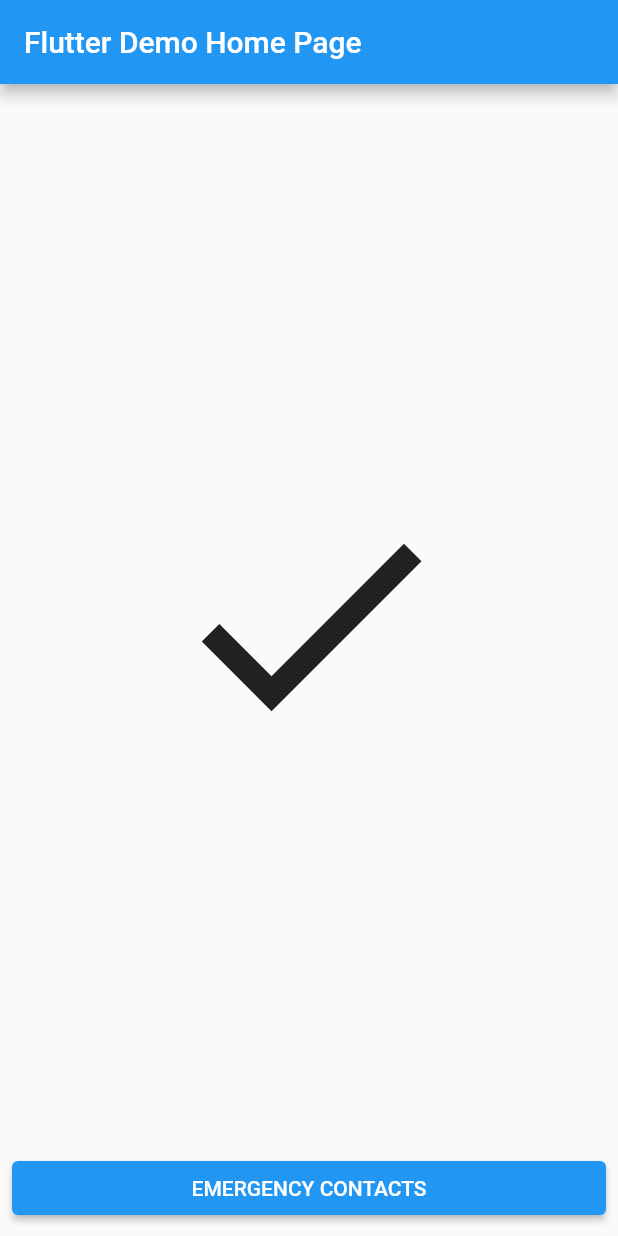
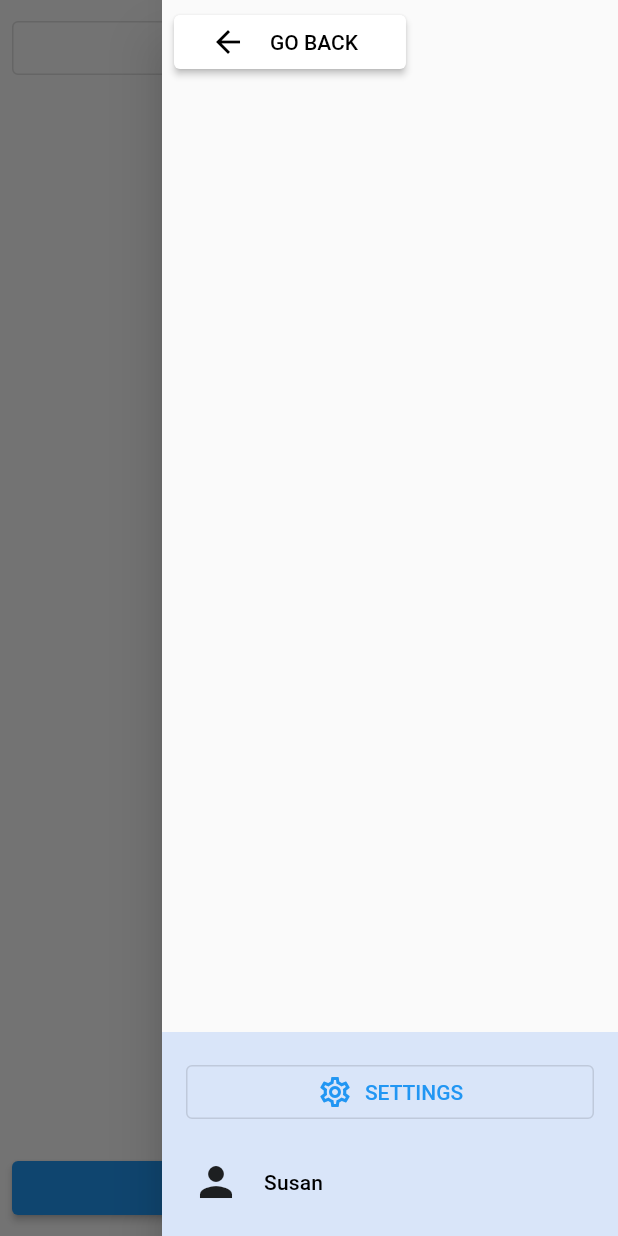
Before and after one commit to TeoVogel/Personal-Safety, a Flutter app: the screen it shows after launch, with the side drawer open (before the commit the screen has no drawer), on a phone screen of 412 x 824 dp. Run offline on Flutter 3.47's test engine with Material 2 defaults, Android fonts, the phone set to English and light mode, and no system bars.

Commit message:
Added Drawer

```diff
--- a/lib/app.dart
+++ b/lib/app.dart
@@ -11,7 +11,7 @@ class App extends StatelessWidget {
       theme: ThemeData(
         primarySwatch: Colors.blue,
       ),
-      home: const HomeScreen(title: 'Flutter Demo Home Page'),
+      home: const HomeScreen(title: 'Personal Safety'),
     );
   }
 }
--- /dev/null
+++ b/lib/goBackButton.dart
@@ -0,0 +1,21 @@
+import 'package:flutter/material.dart';
+import 'package:personal_safety/theme/themes.dart';
+
+class GoBackButton extends StatelessWidget {
+  const GoBackButton({Key? key}) : super(key: key);
+
+  @override
+  Widget build(BuildContext context) {
+    return ElevatedButton.icon(
+      style: getGoBackButtonStyle(),
+      label: const Padding(
+        padding: EdgeInsets.symmetric(horizontal: 8.0),
+        child: Text("GO BACK"),
+      ),
+      icon: const Icon(Icons.arrow_back),
+      onPressed: () {
+        Navigator.pop(context);
+      },
+    );
+  }
+}
--- a/lib/homescreen.dart
+++ b/lib/homescreen.dart
@@ -1,5 +1,6 @@
 import 'package:flutter/material.dart';
 import 'package:personal_safety/emergencycontacts.dart';
+import 'package:personal_safety/homescreenDrawer.dart';
 
 class HomeScreen extends StatelessWidget {
   const HomeScreen({Key? key, required this.title}) : super(key: key);
@@ -9,15 +10,47 @@ class HomeScreen extends StatelessWidget {
   @override
   Widget build(BuildContext context) {
     return Scaffold(
-      appBar: AppBar(
-        title: Text(title),
-      ),
-      body: Padding(
+      body: SafeArea(
+        child: Padding(
           padding: const EdgeInsets.all(8),
           child: Column(
             mainAxisSize: MainAxisSize.max,
             crossAxisAlignment: CrossAxisAlignment.stretch,
             children: <Widget>[
+              /*Padding(
+                padding: const EdgeInsets.all(16.0),
+                child: Text(
+                  title,
+                  style: Theme.of(context).textTheme.headline5,
+                  textAlign: TextAlign.center,
+                ),
+              ),*/
+              Builder(
+                builder: ((context) => OutlinedButton(
+                      onPressed: () {
+                        Scaffold.of(context).openEndDrawer();
+                      },
+                      child: Row(
+                        mainAxisSize: MainAxisSize.max,
+                        mainAxisAlignment: MainAxisAlignment.center,
+                        children: const [
+                          SizedBox(width: 24),
+                          Spacer(),
+                          Align(
+                            alignment: Alignment.center,
+                            child: Text("MORE OPTIONS"),
+                          ),
+                          Spacer(),
+                          Align(
+                              alignment: Alignment.centerRight,
+                              child: Icon(
+                                Icons.menu,
+                                size: 24,
+                              )),
+                        ],
+                      ),
+                    )),
+              ),
               const Spacer(),
               const Icon(
                 Icons.check,
@@ -38,6 +71,8 @@ class HomeScreen extends StatelessWidget {
             ],
           ),
         ),
+      ),
+      endDrawer: const HomeScreenDrawer(),
     );
   }
 }
--- /dev/null
+++ b/lib/homescreenDrawer.dart
@@ -0,0 +1,59 @@
+import 'package:flutter/material.dart';
+import 'package:personal_safety/goBackButton.dart';
+
+class HomeScreenDrawer extends StatelessWidget {
+  const HomeScreenDrawer({Key? key}) : super(key: key);
+
+  @override
+  Widget build(BuildContext context) {
+    return Drawer(
+      child: SafeArea(
+        child: Column(children: [
+          const Align(
+            alignment: Alignment.centerLeft,
+            child: Padding(
+              padding: EdgeInsets.symmetric(vertical: 4, horizontal: 8),
+              child: GoBackButton(),
+            ),
+          ),
+          const Spacer(),
+          Container(
+            color: const Color.fromARGB(255, 217, 229, 249),
+            child: Padding(
+              padding: const EdgeInsets.all(16.0),
+              child: Column(
+                crossAxisAlignment: CrossAxisAlignment.stretch,
+                children: [
+                  OutlinedButton.icon(
+                    onPressed: () {},
+                    label: const Text("SETTINGS"),
+                    icon: const Icon(Icons.settings_outlined),
+                  ),
+                  const SizedBox(height: 16),
+                  Row(
+                    children: [
+                      const Padding(
+                        padding: EdgeInsets.all(4),
+                        child: Icon(
+                          Icons.person,
+                          size: 32,
+                        ),
+                      ),
+                      const SizedBox(
+                        width: 12,
+                      ),
+                      Text(
+                        "Susan",
+                        style: Theme.of(context).textTheme.subtitle2,
+                      ),
+                    ],
+                  )
+                ],
+              ),
+            ),
+          )
+        ]),
+      ),
+    );
+  }
+}
--- /dev/null
+++ b/lib/theme/themes.dart
@@ -0,0 +1,8 @@
+import 'package:flutter/material.dart';
+
+ButtonStyle getGoBackButtonStyle() {
+  return ElevatedButton.styleFrom(
+      primary: Colors.white,
+      onPrimary: Colors.black,
+      padding: EdgeInsets.symmetric(horizontal: 24));
+}
```
Lines whose indentation alone changed are shown as unchanged.
